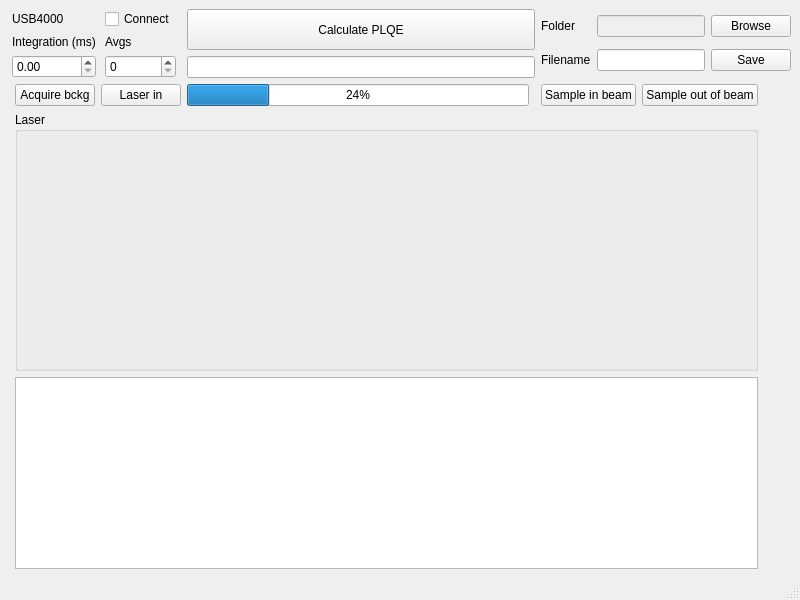
Qt form mainwindow.ui (rbrenesh/PLQEApp) before a commit.
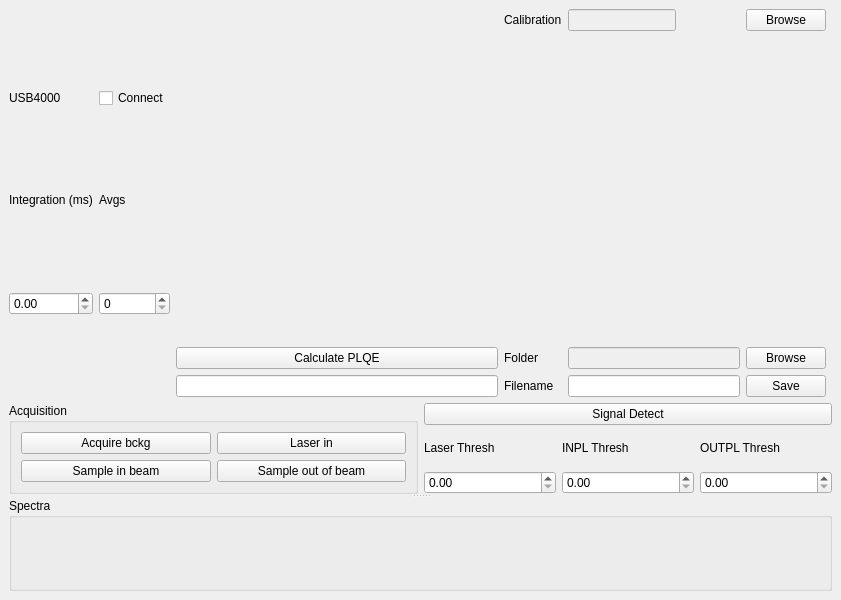
The same form after that commit.

Commit message: Added signal detection and reorganized GUI

What changed in the file:
```diff
--- a/mainwindow.ui
+++ b/mainwindow.ui
@@ -6,7 +6,7 @@
    <rect>
     <x>0</x>
     <y>0</y>
-    <width>800</width>
+    <width>841</width>
     <height>600</height>
    </rect>
   </property>
@@ -14,94 +14,15 @@
    <string>MainWindow</string>
   </property>
   <widget class="QWidget" name="centralwidget">
-   <layout class="QGridLayout" name="gridLayout_3">
-    <item row="0" column="4" colspan="2">
-     <layout class="QGridLayout" name="gridLayout">
-      <item row="1" column="2">
-       <widget class="QPushButton" name="saveButton">
-        <property name="text">
-         <string>Save</string>
-        </property>
-       </widget>
-      </item>
-      <item row="1" column="0">
-       <widget class="QLabel" name="label_2">
-        <property name="text">
-         <string>Filename</string>
-        </property>
-       </widget>
-      </item>
-      <item row="0" column="1">
-       <widget class="QLineEdit" name="folderDisplay">
-        <property name="enabled">
-         <bool>false</bool>
-        </property>
-        <property name="autoFillBackground">
-         <bool>false</bool>
-        </property>
-        <property name="readOnly">
-         <bool>true</bool>
-        </property>
-       </widget>
-      </item>
+   <layout class="QGridLayout" name="gridLayout_5">
+    <item row="3" column="0" rowspan="4">
+     <widget class="QSplitter" name="splitter">
+      <property name="orientation">
+       <enum>Qt::Vertical</enum>
+      </property>
+      <widget class="QWidget" name="">
+       <layout class="QGridLayout" name="gridLayout_4">
       <item row="0" column="0">
-       <widget class="QLabel" name="label">
-        <property name="text">
-         <string>Folder</string>
-        </property>
-       </widget>
-      </item>
-      <item row="0" column="2">
-       <widget class="QPushButton" name="browseButton">
-        <property name="text">
-         <string>Browse</string>
-        </property>
-       </widget>
-      </item>
-      <item row="1" column="1">
-       <widget class="QLineEdit" name="filenameDisplay"/>
-      </item>
-     </layout>
-    </item>
-    <item row="1" column="4">
-     <layout class="QHBoxLayout" name="horizontalLayout">
-      <item>
-       <widget class="QPushButton" name="acqINButton">
-        <property name="text">
-         <string>Sample in beam</string>
-        </property>
-       </widget>
-      </item>
-      <item>
-       <widget class="QPushButton" name="acqOUTButton">
-        <property name="text">
-         <string>Sample out of beam</string>
-        </property>
-       </widget>
-      </item>
-     </layout>
-    </item>
-    <item row="4" column="1" colspan="4">
-     <widget class="QTextBrowser" name="debugTextBrowser">
-      <property name="sizePolicy">
-       <sizepolicy hsizetype="Preferred" vsizetype="Fixed">
-        <horstretch>0</horstretch>
-        <verstretch>0</verstretch>
-       </sizepolicy>
-      </property>
-     </widget>
-    </item>
-    <item row="1" column="2">
-     <widget class="QProgressBar" name="progressBar">
-      <property name="value">
-       <number>24</number>
-      </property>
-      <property name="invertedAppearance">
-       <bool>false</bool>
-      </property>
-     </widget>
-    </item>
-    <item row="0" column="0" colspan="2">
      <layout class="QGridLayout" name="gridLayout_2">
       <item row="1" column="0">
        <widget class="QLabel" name="label_3">
@@ -170,7 +91,7 @@
          <string>Connect</string>
         </property>
         <property name="checkable">
-         <bool>false</bool>
+             <bool>true</bool>
         </property>
         <property name="tristate">
          <bool>false</bool>
@@ -179,26 +100,21 @@
       </item>
      </layout>
     </item>
-    <item row="1" column="1">
-     <layout class="QHBoxLayout" name="horizontalLayout_2">
-      <item>
-       <widget class="QPushButton" name="acqBckgButton">
-        <property name="text">
-         <string>Acquire bckg</string>
-        </property>
-       </widget>
-      </item>
-      <item>
-       <widget class="QPushButton" name="acqLaserButton">
-        <property name="text">
-         <string>Laser in</string>
-        </property>
-       </widget>
-      </item>
-     </layout>
-    </item>
-    <item row="0" column="2" colspan="2">
+        <item row="0" column="1">
      <layout class="QVBoxLayout" name="verticalLayout">
+          <item>
+           <spacer name="verticalSpacer_2">
+            <property name="orientation">
+             <enum>Qt::Vertical</enum>
+            </property>
+            <property name="sizeHint" stdset="0">
+             <size>
+              <width>20</width>
+              <height>40</height>
+             </size>
+            </property>
+           </spacer>
+          </item>
       <item>
        <widget class="QPushButton" name="calcPLQEButton">
         <property name="sizePolicy">
@@ -224,7 +140,188 @@
       </item>
      </layout>
     </item>
-    <item row="3" column="1" colspan="4">
+        <item row="0" column="2">
+         <layout class="QGridLayout" name="gridLayout">
+          <item row="0" column="2">
+           <widget class="QPushButton" name="calibBrowseButton">
+            <property name="text">
+             <string>Browse</string>
+            </property>
+           </widget>
+          </item>
+          <item row="0" column="1">
+           <widget class="QLineEdit" name="calibFileDisp">
+            <property name="enabled">
+             <bool>false</bool>
+            </property>
+            <property name="sizePolicy">
+             <sizepolicy hsizetype="Maximum" vsizetype="Fixed">
+              <horstretch>0</horstretch>
+              <verstretch>0</verstretch>
+             </sizepolicy>
+            </property>
+            <property name="text">
+             <string/>
+            </property>
+            <property name="placeholderText">
+             <string/>
+            </property>
+           </widget>
+          </item>
+          <item row="3" column="2">
+           <widget class="QPushButton" name="saveButton">
+            <property name="text">
+             <string>Save</string>
+            </property>
+           </widget>
+          </item>
+          <item row="2" column="1">
+           <widget class="QLineEdit" name="folderDisplay">
+            <property name="enabled">
+             <bool>false</bool>
+            </property>
+            <property name="autoFillBackground">
+             <bool>false</bool>
+            </property>
+            <property name="readOnly">
+             <bool>true</bool>
+            </property>
+           </widget>
+          </item>
+          <item row="3" column="1">
+           <widget class="QLineEdit" name="filenameDisplay"/>
+          </item>
+          <item row="2" column="2">
+           <widget class="QPushButton" name="browseButton">
+            <property name="text">
+             <string>Browse</string>
+            </property>
+           </widget>
+          </item>
+          <item row="3" column="0">
+           <widget class="QLabel" name="label_2">
+            <property name="text">
+             <string>Filename</string>
+            </property>
+           </widget>
+          </item>
+          <item row="2" column="0">
+           <widget class="QLabel" name="label">
+            <property name="text">
+             <string>Folder</string>
+            </property>
+           </widget>
+          </item>
+          <item row="0" column="0">
+           <widget class="QLabel" name="label_7">
+            <property name="text">
+             <string>Calibration</string>
+            </property>
+           </widget>
+          </item>
+          <item row="1" column="1">
+           <spacer name="verticalSpacer">
+            <property name="orientation">
+             <enum>Qt::Vertical</enum>
+            </property>
+            <property name="sizeHint" stdset="0">
+             <size>
+              <width>20</width>
+              <height>40</height>
+             </size>
+            </property>
+           </spacer>
+          </item>
+         </layout>
+        </item>
+        <item row="1" column="0" colspan="4">
+         <layout class="QHBoxLayout" name="horizontalLayout">
+          <item>
+           <widget class="QGroupBox" name="groupBox">
+            <property name="title">
+             <string>Acquisition</string>
+            </property>
+            <layout class="QGridLayout" name="gridLayout_9">
+             <item row="0" column="0">
+              <layout class="QGridLayout" name="gridLayout_8">
+               <item row="0" column="0">
+                <widget class="QPushButton" name="acqBckgButton">
+                 <property name="text">
+                  <string>Acquire bckg</string>
+                 </property>
+                </widget>
+               </item>
+               <item row="1" column="0">
+                <widget class="QPushButton" name="acqINButton">
+                 <property name="text">
+                  <string>Sample in beam</string>
+                 </property>
+                </widget>
+               </item>
+               <item row="0" column="1">
+                <widget class="QPushButton" name="acqLaserButton">
+                 <property name="text">
+                  <string>Laser in</string>
+                 </property>
+                </widget>
+               </item>
+               <item row="1" column="1">
+                <widget class="QPushButton" name="acqOUTButton">
+                 <property name="text">
+                  <string>Sample out of beam</string>
+                 </property>
+                </widget>
+               </item>
+              </layout>
+             </item>
+            </layout>
+           </widget>
+          </item>
+          <item>
+           <layout class="QGridLayout" name="gridLayout_6">
+            <item row="2" column="1">
+             <widget class="QDoubleSpinBox" name="INPLthresh"/>
+            </item>
+            <item row="2" column="2">
+             <widget class="QDoubleSpinBox" name="OUTPLthresh"/>
+            </item>
+            <item row="1" column="0">
+             <widget class="QLabel" name="label_6">
+              <property name="text">
+               <string>Laser Thresh</string>
+              </property>
+             </widget>
+            </item>
+            <item row="1" column="1">
+             <widget class="QLabel" name="label_8">
+              <property name="text">
+               <string>INPL Thresh</string>
+              </property>
+             </widget>
+            </item>
+            <item row="1" column="2">
+             <widget class="QLabel" name="label_9">
+              <property name="text">
+               <string>OUTPL Thresh</string>
+              </property>
+             </widget>
+            </item>
+            <item row="2" column="0">
+             <widget class="QDoubleSpinBox" name="laserthresh"/>
+            </item>
+            <item row="0" column="0" colspan="3">
+             <widget class="QPushButton" name="pushButton">
+              <property name="text">
+               <string>Signal Detect</string>
+              </property>
+             </widget>
+            </item>
+           </layout>
+          </item>
+         </layout>
+        </item>
+       </layout>
+      </widget>
      <widget class="QGroupBox" name="groupBox_LaserPlot">
       <property name="sizePolicy">
        <sizepolicy hsizetype="Expanding" vsizetype="Expanding">
@@ -233,10 +330,11 @@
        </sizepolicy>
       </property>
       <property name="title">
-       <string>Laser</string>
+        <string>Spectra</string>
       </property>
       <layout class="QHBoxLayout" name="horizontalLayout_6"/>
      </widget>
+     </widget>
     </item>
    </layout>
   </widget>
@@ -250,7 +348,6 @@
     </rect>
    </property>
   </widget>
-  <widget class="QStatusBar" name="statusbar"/>
  </widget>
  <resources/>
  <connections>
```
Left out of the diff: 135 changed lines with no effect on the pictures. Lines whose indentation alone changed are shown as unchanged. The commit also changes 8 other files.
